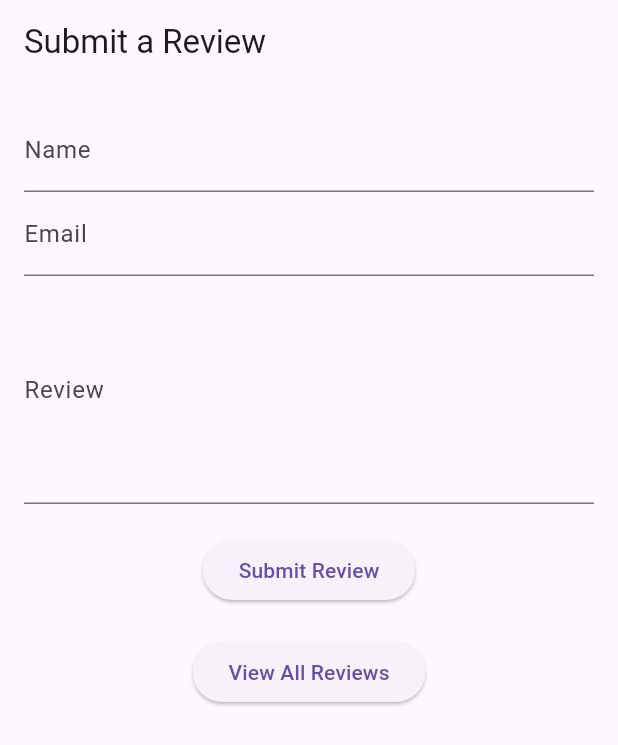
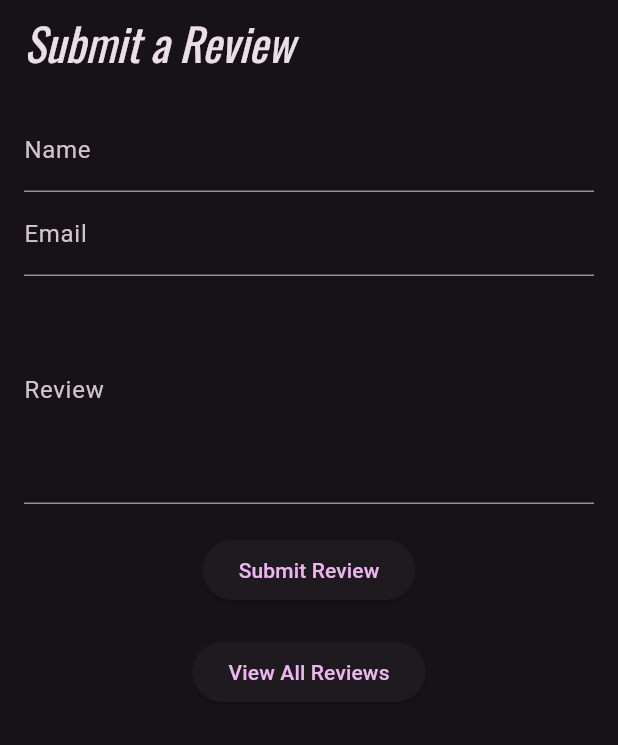
Before and after one commit to PaulaSelim/FlutterFeedback, a Flutter app: the screen it shows after launch, on a phone screen of 412 x 824 dp. Shown: the top 745 px of the screen. Run offline on Flutter 3.47's test engine with Material 3 defaults, Android fonts, the light colour scheme and no system bars; our stand-ins replace google_fonts, hive, hive_flutter; accounts and stored records are empty.

Commit message:
added Google Fonts and update theme in ReviewApp

```diff
--- a/flutter_feedback/lib/main.dart
+++ b/flutter_feedback/lib/main.dart
@@ -1,6 +1,7 @@
 import 'package:flutter/material.dart';
 import 'package:hive_flutter/hive_flutter.dart';
 import 'views/review_input_page.dart';
+import 'package:google_fonts/google_fonts.dart';
 
 void main() async {
   WidgetsFlutterBinding.ensureInitialized();
@@ -13,11 +14,34 @@
   @override
   Widget build(BuildContext context) {
     return MaterialApp(
-      title: 'Review App',
       theme: ThemeData(
-        primarySwatch: Colors.blue,
+        useMaterial3: true,
+
+        // Define the default brightness and colors.
+        colorScheme: ColorScheme.fromSeed(
+          seedColor: Colors.purple,
+          // ···
+          brightness: Brightness.dark,
+        ),
+
+        // Define the default `TextTheme`. Use this to specify the default
+        // text styling for headlines, titles, bodies of text, and more.
+        textTheme: TextTheme(
+          displayLarge: const TextStyle(
+            fontSize: 72,
+            fontWeight: FontWeight.bold,
+          ),
+          // ···
+          titleLarge: GoogleFonts.oswald(
+            fontSize: 30,
+            fontStyle: FontStyle.italic,
+          ),
+          bodyMedium: GoogleFonts.merriweather(),
+          displaySmall: GoogleFonts.pacifico(),
+        ),
       ),
-      home: ReviewInputPage(), // Start with the review input page
+      debugShowCheckedModeBanner: false,
+      home: const ReviewInputPage(), // Start with the review input page
     );
   }
 }
```
